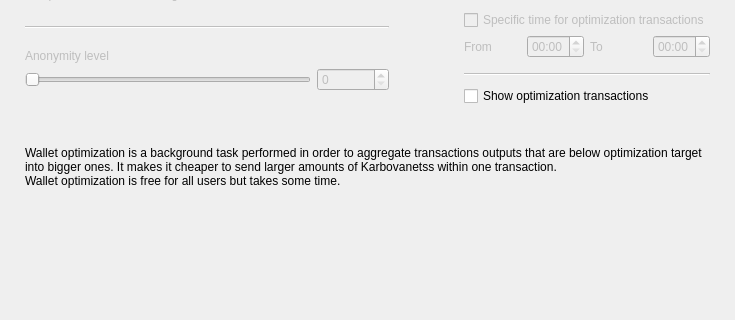
Old version of the form src/Gui/Options/OptimizationOptionsFrame.ui in the repository Karbovanets/Karbo-lite; both pictures show x 0 to 735 and y 154 to 474 of the 735 by 474 pixel window.
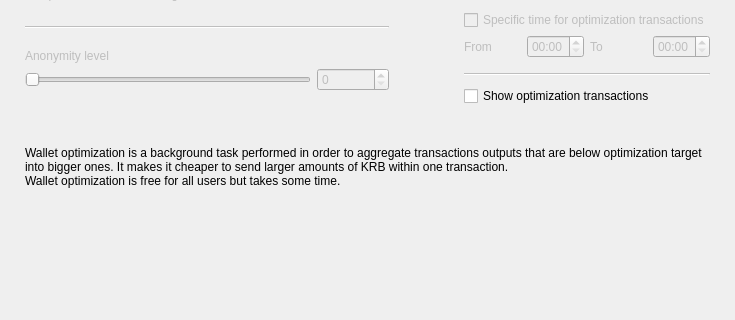
New version of the form. Custom widgets are drawn as their Qt base class.

```diff
--- a/src/Gui/Options/OptimizationOptionsFrame.ui
+++ b/src/Gui/Options/OptimizationOptionsFrame.ui
@@ -470,7 +470,7 @@
    <item>
     <widget class="WalletGui::WalletExtraNormalGrayTextLabel" name="m_helpLabel">
      <property name="text">
-      <string>Wallet optimization is a background task performed in order to aggregate transactions outputs that are below optimization target into bigger ones. It makes it cheaper to send larger amounts of Karbovanetss within one transaction.
+      <string>Wallet optimization is a background task performed in order to aggregate transactions outputs that are below optimization target into bigger ones. It makes it cheaper to send larger amounts of KRB within one transaction.
 Wallet optimization is free for all users but takes some time.</string>
      </property>
      <property name="wordWrap">
```
